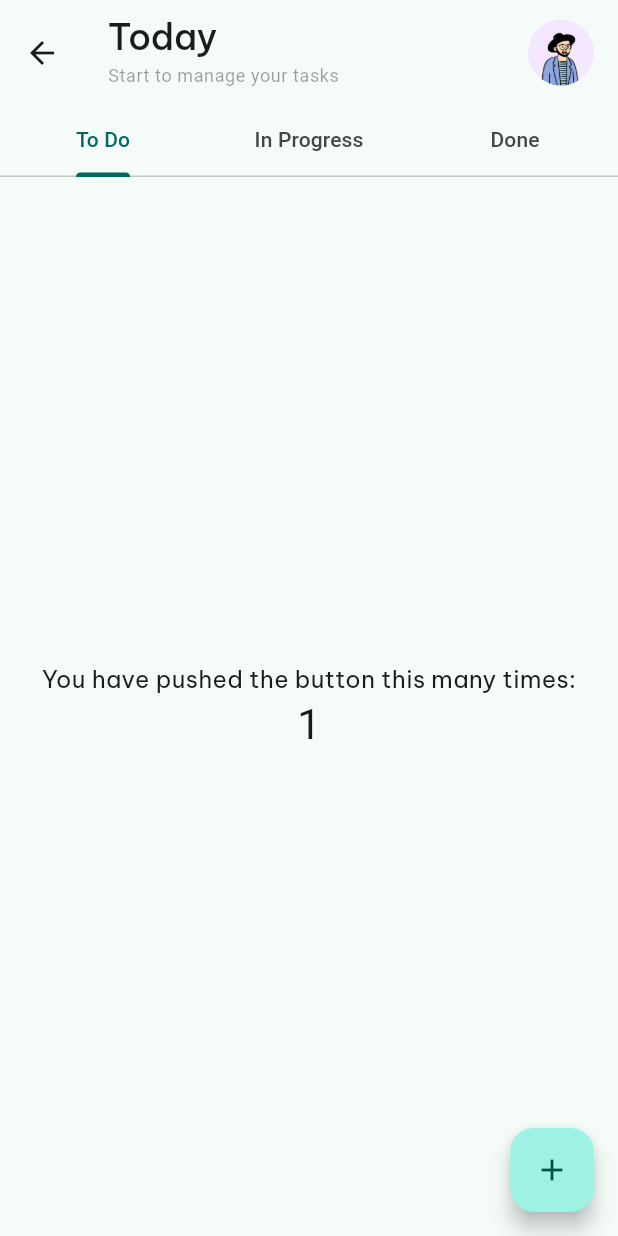
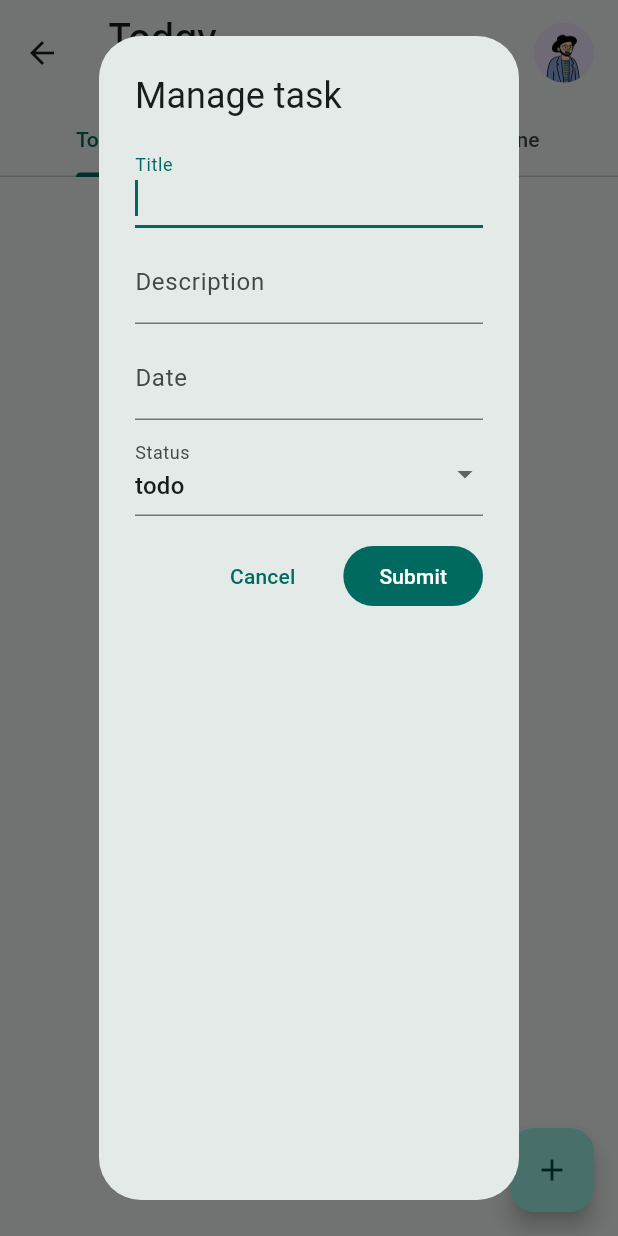
Before and after one commit to vynhnguyen/tody-app, a Flutter app: the MyHomeScreen screen opened directly, after a tap on the "add" icon, on a phone screen of 412 x 824 dp. Run offline on Flutter 3.47's test engine with Material 3 defaults, Android fonts, the phone set to English and light mode, and no system bars; our stand-ins replace flutter_svg, google_fonts, localstorage.

Commit message:
update UI and create a task.

```diff
--- a/lib/models/Task.dart
+++ b/lib/models/Task.dart
@@ -1,13 +1,30 @@
+enum TaskStatus { todo, doing, done }
+
+extension TaskStatusExtension on TaskStatus {
+  String toShortString() {
+    return toString().split('.').last;
+  }
+
+  static TaskStatus fromString(String status) {
+    return TaskStatus.values.firstWhere(
+      (e) => e.toString().split('.').last == status,
+      orElse: () => TaskStatus.todo,
+    );
+  }
+}
+
 class Task {
   final String id;
   final String title;
   final String? description;
+  final TaskStatus status;
   final DateTime dateTime;
 
   Task({
     required this.id,
     required this.title,
     this.description,
+    required this.status,
     required this.dateTime,
   });
 
@@ -16,6 +33,7 @@ class Task {
       id: json['id'],
       title: json['title'],
       description: json['description'],
+      status: TaskStatusExtension.fromString(json['status'] as String),
       dateTime: DateTime.parse(json['dateTime']),
     );
   }
@@ -25,6 +43,7 @@ class Task {
       'id': id,
       'title': title,
       'description': description,
+      'status': status.toShortString(),
       'dateTime': dateTime.toIso8601String(),
     };
   }
--- a/lib/providers/task_provider.dart
+++ b/lib/providers/task_provider.dart
@@ -17,7 +17,10 @@ class TaskProvider with ChangeNotifier {
 
   // Load tasks from local storage
   Future<void> loadTasks() async {
+    storage.removeItem('tasks');
     var storedData = storage.getItem('tasks');
+    print('storedData');
+    print(storedData);
     if (storedData != null) {
       List jsonData = jsonDecode(storedData);
       _tasks = List<Task>.from(
@@ -27,12 +30,16 @@ class TaskProvider with ChangeNotifier {
   }
 
   void saveTasks() {
+    print('taskkkkkkkk');
+    print(_tasks);
     List<Map<String, dynamic>> data = _tasks.map((e) => e.toJson()).toList();
     String jsonString = jsonEncode(data);
     storage.setItem('tasks', jsonString);
   }
 
   void addTask(Task task) {
+    print('tasks');
+    print(task.toJson());
     _tasks.add(task);
     saveTasks();
     notifyListeners();
@@ -55,6 +62,10 @@ class TaskProvider with ChangeNotifier {
 
   Task? getTaskById(String id) {
     return _tasks.firstWhere((task) => task.id == id,
-        orElse: () => Task(id: id, title: 'No task', dateTime: DateTime.now()));
+        orElse: () => Task(
+            id: id,
+            title: 'No task',
+            status: TaskStatus.todo,
+            dateTime: DateTime.now()));
   }
 }
--- a/lib/screens/my_home_screen.dart
+++ b/lib/screens/my_home_screen.dart
@@ -1,17 +1,14 @@
 import 'package:flutter/material.dart';
 import 'package:google_fonts/google_fonts.dart';
+import 'package:intl/intl.dart';
+import 'package:provider/provider.dart';
+import 'package:todo_app/providers/task_provider.dart';
+import 'package:todo_app/widgets/manage_task_form.dart';
+
+import '../models/Task.dart';
 
 class MyHomeScreen extends StatefulWidget {
   const MyHomeScreen({super.key, required this.title});
-
-  // This widget is the home page of your application. It is stateful, meaning
-  // that it has a State object (defined below) that contains fields that affect
-  // how it looks.
-
-  // This class is the configuration for the state. It holds the values (in this
-  // case the title) provided by the parent (in this case the App widget) and
-  // used by the build method of the State. Fields in a Widget subclass are
-  // always marked "final".
 
   final String title;
 
@@ -21,16 +18,19 @@ class MyHomeScreen extends StatefulWidget {
 
 class _MyHomeScreenState extends State<MyHomeScreen> {
   int _counter = 0;
+  Task? selectedTask;
 
-  void _incrementCounter() {
-    setState(() {
-      // This call to setState tells the Flutter framework that something has
-      // changed in this State, which causes it to rerun the build method below
-      // so that the display can reflect the updated values. If we changed
-      // _counter without calling setState(), then the build method would not be
-      // called again, and so nothing would appear to happen.
-      _counter++;
-    });
+  void _showTaskDialog() {
+    showDialog(
+        context: context,
+        barrierDismissible: false,
+        builder: (context) {
+          return const AlertDialog(
+            title: Text('Manage task'),
+            content: ManageTaskForm(),
+            actions: <Widget>[],
+          );
+        });
   }
 
   @override
@@ -66,11 +66,11 @@ class _MyHomeScreenState extends State<MyHomeScreen> {
               Padding(
                 padding: const EdgeInsets.only(right: 16.0),
                 child: ClipRRect(
-                  borderRadius: BorderRadius.circular(22),
+                  borderRadius: BorderRadius.circular(20),
                   child: Image.asset(
                     'assets/img/avatar-1.png',
-                    width: 44,
-                    height: 44,
+                    width: 40,
+                    height: 40,
                     fit: BoxFit.contain,
                   ),
                 ),
@@ -85,19 +85,66 @@ class _MyHomeScreenState extends State<MyHomeScreen> {
               ],
             ),
           ),
-          body: TabBarView(
-            children: [
-              TabBarViewItem(counter: _counter,),
-              const Icon(Icons.directions_transit),
-              const Icon(Icons.directions_bike),
-            ],
-          ),
+          body: Consumer<TaskProvider>(builder: (context, provider, child) {
+            return TabBarView(
+              children: [
+                TaskList(tasks: provider.tasks),
+                TaskList(tasks: provider.tasks),
+                TabBarViewItem(
+                  counter: _counter,
+                ),
+              ],
+            );
+          }),
           floatingActionButton: FloatingActionButton(
-            onPressed: _incrementCounter,
             tooltip: 'Increment',
+            onPressed: _showTaskDialog,
             child: const Icon(Icons.add),
           ),
         ));
+  }
+}
+
+class TaskList extends StatelessWidget {
+  final List<Task> tasks;
+
+  const TaskList({super.key, required this.tasks});
+
+  @override
+  Widget build(BuildContext context) {
+    return Padding(
+      padding: const EdgeInsets.only(left: 8.0, right: 8.0),
+      child: ListView.builder(
+        itemCount: tasks.length,
+        itemBuilder: (context, index) {
+          final task = tasks[index];
+          return ListTile(
+            title: Text(task.title),
+            subtitle: Column(
+              children: [
+                SizedBox(
+                  width: double.infinity,
+                  child: Text(task.description!),
+                ),
+                Row(
+                  mainAxisAlignment: MainAxisAlignment.spaceBetween,
+                  children: [
+                    Text(DateFormat('dd-MMM-yyyy').format(task.dateTime)),
+                    Text(task.status.toShortString())
+                  ],
+                )
+              ],
+            ),
+            // leading: CheckboxListTile(
+            //     value: true,
+            //     onChanged: (value) {
+            //       print(value);
+            //     }),
+            // trailing: Text(task.status.toString()),
+          );
+        },
+      ),
+    );
   }
 }
 
--- a/lib/screens/onboarding_screen.dart
+++ b/lib/screens/onboarding_screen.dart
@@ -126,7 +126,7 @@ class OnboardingPage extends StatelessWidget {
         const SizedBox(height: 70),
         Text(
           title,
-          style: GoogleFonts.lato(
+          style: GoogleFonts.roboto(
             textStyle: Theme.of(context).textTheme.displayLarge,
             fontSize: 24,
             fontWeight: FontWeight.w500,
--- a/lib/theme/theme.dart
+++ b/lib/theme/theme.dart
@@ -5,7 +5,9 @@ class AppTheme {
   static ThemeData lightTheme = ThemeData(
     colorScheme: ColorScheme.fromSeed(seedColor: Colors.teal),
     useMaterial3: true,
-    listTileTheme: const ListTileThemeData(),
+    listTileTheme: const ListTileThemeData(
+        titleTextStyle: TextStyle(
+            color: Colors.black, fontSize: 18, fontWeight: FontWeight.w600)),
     textTheme: GoogleFonts.beVietnamProTextTheme(
       TextTheme(
         displayLarge: const TextStyle(
--- /dev/null
+++ b/lib/widgets/manage_task_form.dart
@@ -0,0 +1,127 @@
+import 'package:flutter/material.dart';
+import 'package:provider/provider.dart';
+import 'package:todo_app/providers/task_provider.dart';
+import '../models/Task.dart';
+
+class ManageTaskForm extends StatefulWidget {
+  const ManageTaskForm({super.key});
+
+  @override
+  State<ManageTaskForm> createState() => _ManageTaskFormState();
+}
+
+class _ManageTaskFormState extends State<ManageTaskForm> {
+  final _formKey = GlobalKey<FormState>();
+  String id = '';
+  String title = '';
+  String description = '';
+  DateTime dateTime = DateTime.now();
+  TaskStatus status = TaskStatus.todo;
+
+  void _submitForm() {
+    if (_formKey.currentState!.validate() == false) {
+      ScaffoldMessenger.of(context).showSnackBar(
+        const SnackBar(content: Text('Can not add task')),
+      );
+    }
+
+    _formKey.currentState!.save();
+    var task = Task(
+        id: DateTime.now().millisecondsSinceEpoch.toString(),
+        title: title,
+        description: description,
+        status: status,
+        dateTime: dateTime);
+    Provider.of<TaskProvider>(context, listen: false).addTask(task);
+  }
+
+  @override
+  Widget build(BuildContext context) {
+    return Form(
+        key: _formKey,
+        canPop: true,
+        child: Column(
+          children: [
+            TextFormField(
+              autofocus: true,
+              decoration: const InputDecoration(labelText: 'Title'),
+              validator: (value) {
+                if (value == null || value.isEmpty) {
+                  return 'Please enter title';
+                }
+                return null;
+              },
+              onSaved: (newValue) => title = newValue!,
+            ),
+            const SizedBox(
+              height: 8,
+            ),
+            TextFormField(
+              decoration: const InputDecoration(labelText: 'Description'),
+              onSaved: (newValue) => description = newValue!,
+            ),
+            const SizedBox(
+              height: 8,
+            ),
+            TextFormField(
+              decoration: const InputDecoration(
+                  labelText: 'Date', hintText: 'yyyy-MM-dd'),
+              keyboardType: TextInputType.datetime,
+              validator: (value) {
+                if (value == null || value.isEmpty) {
+                  return 'Please enter date';
+                }
+                if (DateTime.tryParse(value) == null) {
+                  return 'Please enter a valid date';
+                }
+                return null;
+              },
+              onSaved: (value) => dateTime = DateTime.parse(value!),
+            ),
+            const SizedBox(
+              height: 8,
+            ),
+            DropdownButtonFormField<TaskStatus>(
+              decoration: const InputDecoration(
+                labelText: 'Status',
+              ),
+              value: status,
+              items: TaskStatus.values.map((status) {
+                return DropdownMenuItem<TaskStatus>(
+                  value: status,
+                  child: Text(
+                      status.toString().split('.').last), // Display enum name
+                );
+              }).toList(),
+              onChanged: (TaskStatus? newValue) {
+                setState(() {
+                  status = newValue ?? TaskStatus.todo;
+                });
+              },
+              validator: (value) =>
+                  value == null ? 'Please select a status' : null,
+            ),
+            const SizedBox(
+              height: 16,
+            ),
+            Row(
+              mainAxisAlignment: MainAxisAlignment.end,
+              children: [
+                TextButton(
+                    onPressed: () {
+                      Navigator.of(context).pop();
+                    },
+                    child: const Text('Cancel')),
+                const SizedBox(
+                  width: 20,
+                ),
+                FilledButton(
+                  onPressed: _submitForm,
+                  child: const Text('Submit'),
+                )
+              ],
+            ),
+          ],
+        ));
+  }
+}
```
Also changed, not shown: 3 other files.
